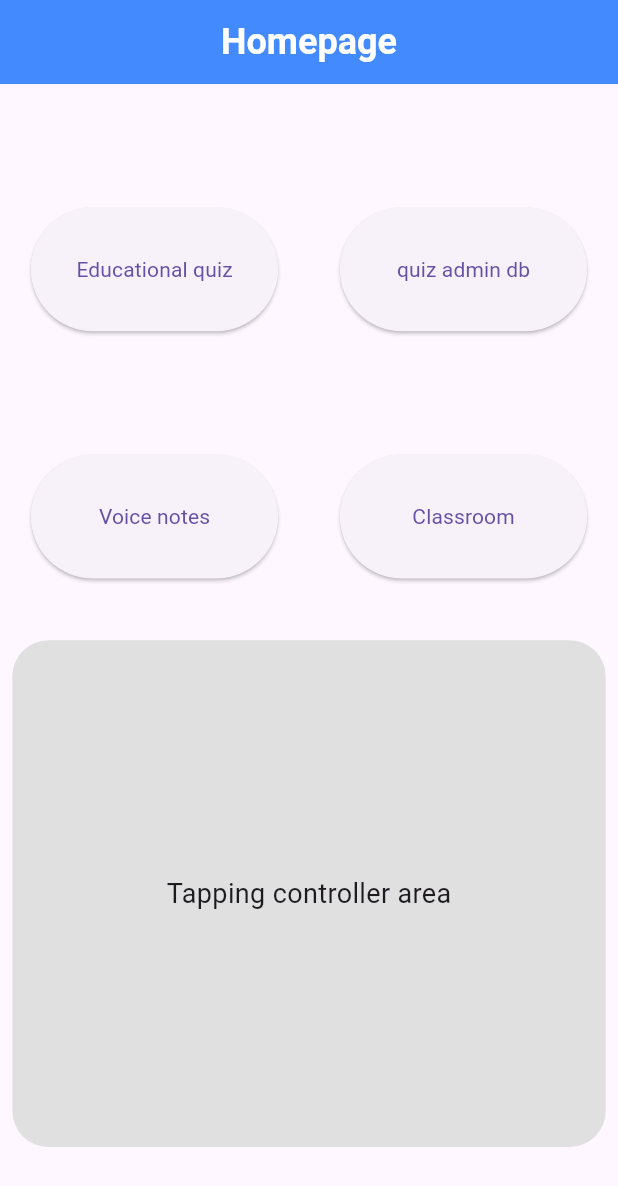
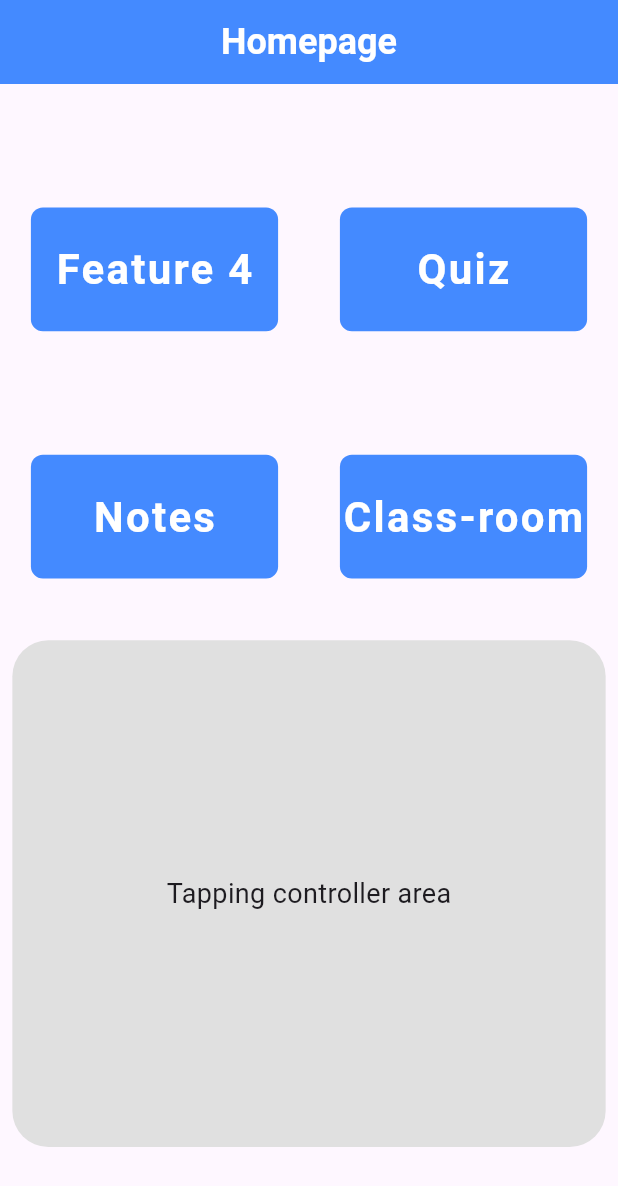
Before and after one commit to IT22148254/spm_flut_proj, a Flutter app: the Homepage screen opened by its route, on a phone screen of 412 x 824 dp. Shown: the top 1186 px of the screen. Run offline on Flutter 3.47's test engine with Material 3 defaults, Android fonts, the phone set to English and light mode, and no system bars; our stand-ins replace audioplayers, cloud_firestore, firebase_auth, firebase_core, flutter_tts, get_it and 10 more; missing offline and left inert: agora_uikit, flutter_facebook_auth, record; accounts and stored records are empty.

Commit message:
cmm all 3

```diff
--- a/spm_project/lib/core/pages/home_page.dart
+++ b/spm_project/lib/core/pages/home_page.dart
@@ -47,26 +47,48 @@ class _HomepageState extends State<Homepage> {
                         mainAxisAlignment: MainAxisAlignment.spaceAround,
                         crossAxisAlignment: CrossAxisAlignment.center,
                         children: [
-                          SizedBox(
-                            height: screenSize.height * 0.1,
+                          GestureDetector(
+                            onTap:(){context.go('/');},
+                            child: Container(
+                              height: screenSize.height * 0.1,
                             width: screenSize.width * 0.4,
-                            child: ElevatedButton(
-                              onPressed: () {
-                                context.go('/quiz');
-                              },
-                              style: const ButtonStyle(),
-                              child: const Text("Educational quiz"),
+                              decoration: BoxDecoration(
+                                color: Colors.blueAccent,
+                                borderRadius: BorderRadius.circular(8),
+                              ),
+                              child: const Center(
+                                child: Text(
+                                  "Feature 4",
+                                  style: TextStyle(
+                                    color: Colors.white,
+                                    fontSize: 28,
+                                    fontWeight: FontWeight.bold,
+                                    letterSpacing: 1.5,
+                                  ),
+                                ),
+                              ),
                             ),
                           ),
-                          SizedBox(
-                            height: screenSize.height * 0.1,
+                          GestureDetector(
+                            onTap:(){context.go('/quiz');},
+                            child: Container(
+                              height: screenSize.height * 0.1,
                             width: screenSize.width * 0.4,
-                            child: ElevatedButton(
-                              onPressed: () {
-                                context.go('/admin');
-                              },
-                              style: const ButtonStyle(),
-                              child: const Text("quiz admin db"),
+                              decoration: BoxDecoration(
+                                color: Colors.blueAccent,
+                                borderRadius: BorderRadius.circular(8),
+                              ),
+                              child: const Center(
+                                child: Text(
+                                  "Quiz",
+                                  style: TextStyle(
+                                    color: Colors.white,
+                                    fontSize: 28,
+                                    fontWeight: FontWeight.bold,
+                                    letterSpacing: 1.5,
+                                  ),
+                                ),
+                              ),
                             ),
                           ),
                         ],
@@ -75,26 +97,48 @@ class _HomepageState extends State<Homepage> {
                         mainAxisAlignment: MainAxisAlignment.spaceAround,
                         crossAxisAlignment: CrossAxisAlignment.center,
                         children: [
-                          SizedBox(
-                            height: screenSize.height * 0.1,
+                          GestureDetector(
+                            onTap:(){context.go('/notes');},
+                            child: Container(
+                              height: screenSize.height * 0.1,
                             width: screenSize.width * 0.4,
-                            child: ElevatedButton(
-                              onPressed: () {
-                                context.go('/notes');
-                              },
-                              style: const ButtonStyle(),
-                              child: const Text("Voice notes"),
+                              decoration: BoxDecoration(
+                                color: Colors.blueAccent,
+                                borderRadius: BorderRadius.circular(8),
+                              ),
+                              child: const Center(
+                                child: Text(
+                                  "Notes",
+                                  style: TextStyle(
+                                    color: Colors.white,
+                                    fontSize: 28,
+                                    fontWeight: FontWeight.bold,
+                                    letterSpacing: 1.5,
+                                  ),
+                                ),
+                              ),
                             ),
                           ),
-                          SizedBox(
-                            height: screenSize.height * 0.1,
+                          GestureDetector(
+                            onTap:(){context.go('/options');},
+                            child: Container(
+                              height: screenSize.height * 0.1,
                             width: screenSize.width * 0.4,
-                            child: ElevatedButton(
-                              onPressed: () {
-                                context.go('/options');
-                              },
-                              style: const ButtonStyle(),
-                              child: const Text("Classroom"),
+                              decoration: BoxDecoration(
+                                color: Colors.blueAccent,
+                                borderRadius: BorderRadius.circular(8),
+                              ),
+                              child: const Center(
+                                child: Text(
+                                  "Class-room",
+                                  style: TextStyle(
+                                    color: Colors.white,
+                                    fontSize: 28,
+                                    fontWeight: FontWeight.bold,
+                                    letterSpacing: 1.5,
+                                  ),
+                                ),
+                              ),
                             ),
                           ),
                         ],
--- a/spm_project/lib/features/example/feature.txt
+++ /dev/null
@@ -1 +0,0 @@
-name of this feature is example
--- a/spm_project/lib/features/example/screens/screens.txt
+++ /dev/null
@@ -1 +0,0 @@
-example feature has screens in screens folder
--- a/spm_project/lib/features/example/services/services.txt
+++ /dev/null
@@ -1 +0,0 @@
-example feature has services in services folder
--- a/spm_project/lib/features/example/widgets/widgets.txt
+++ /dev/null
@@ -1 +0,0 @@
-example has widgets in widgets folder
--- a/spm_project/lib/features/example2/feature.txt
+++ /dev/null
@@ -1 +0,0 @@
-name of this feature is example2
--- a/spm_project/lib/features/example2/screens/screens.txt
+++ /dev/null
@@ -1 +0,0 @@
-example feature has screens in screens folder
--- a/spm_project/lib/features/example2/services/services.txt
+++ /dev/null
@@ -1 +0,0 @@
-example feature has services in services folder
--- a/spm_project/lib/features/example2/widgets/widgets.txt
+++ /dev/null
@@ -1 +0,0 @@
-example has widgets in widgets folder
--- a/spm_project/lib/features/videoConference/screens/room_options_page.dart
+++ b/spm_project/lib/features/videoConference/screens/room_options_page.dart
@@ -49,10 +49,15 @@ class _RoomOptionsPageState extends State<RoomOptionsPage> {
         result = '';
       }
 
-      if(_isOverlayVisible){
-        result = result.replaceAll(RegExp(r'[^0-9]'), '');
-        _roomNumberController.text = result;
-        _joinRoom();
+      // if(_isOverlayVisible){
+      //   result = result.replaceAll(RegExp(r'[^0-9]'), '');
+      //   _roomNumberController.text = result;
+      //   _joinRoom();
+      // }
+
+      if (result.toLowerCase().contains('home')) {
+        context.go('/');
+        result = '';
       }
     });
   }
```
